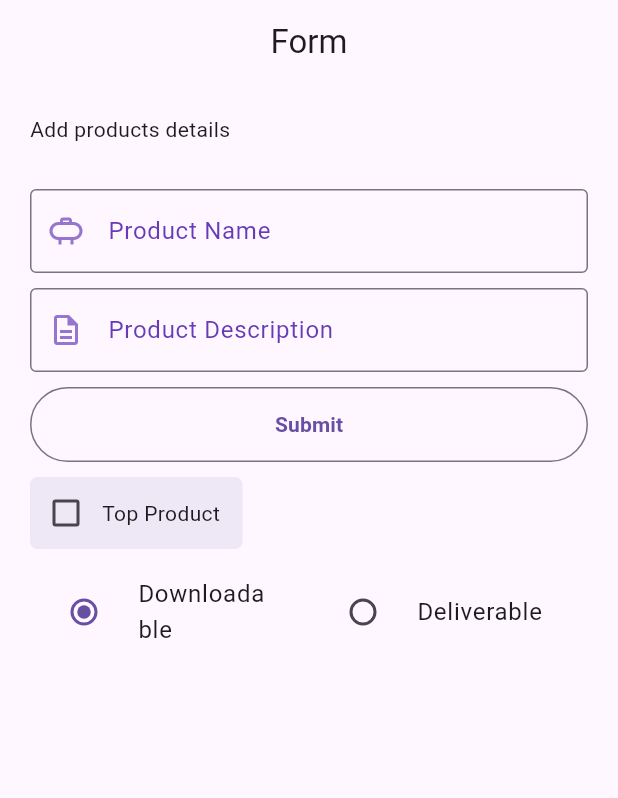
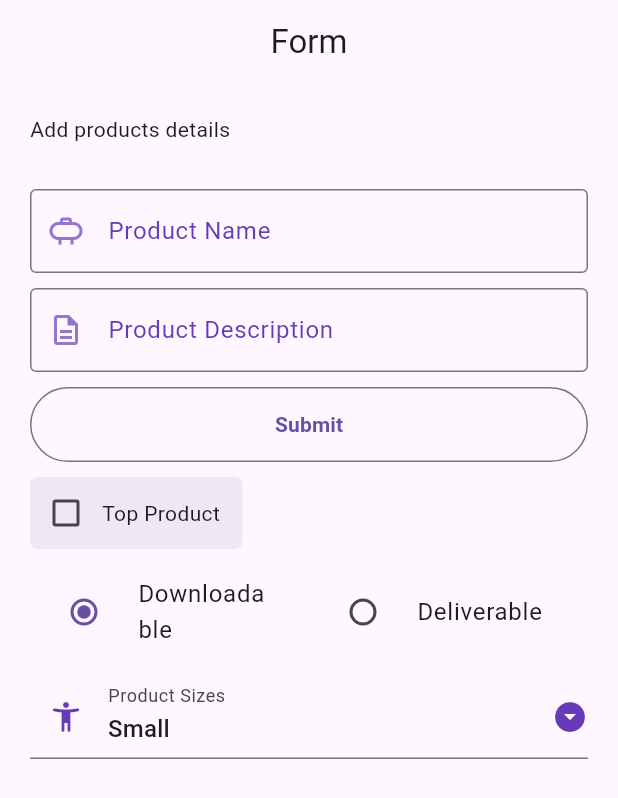
Before and after one commit to Alionit01/Flutter_Practice, a Flutter app: the screen it shows after launch, on a phone screen of 412 x 824 dp. Shown: the top 798 px of the screen. Run offline on Flutter 3.47's test engine with Material 3 defaults, Android fonts, the phone set to English and light mode, and no system bars.

Commit message:
implemented DropDown Button

```diff
--- a/practiseApps/firstApp/flutter_application_1/lib/forms.dart
+++ b/practiseApps/firstApp/flutter_application_1/lib/forms.dart
@@ -13,13 +13,13 @@ class MyForm extends StatefulWidget {
 class _MyFormState extends State<MyForm> {
   final _productController = TextEditingController();
   final _productDController = TextEditingController();
-
   bool? _listTileCheckBox = false;
   ProductTypeEnum _productTypeEnum = ProductTypeEnum.Downloadable; // Added default value
-
   final _productSizeList = ["Small", "Medium", "Large", "XLarge"];
 
-  _MyFormState(){
+  final _formKey = GlobalKey<FormState>();
+
+  _MyFormState() {
     _selectedVal = _productSizeList[0];
   }
 
@@ -42,6 +42,9 @@ class _MyFormState extends State<MyForm> {
           children: [
             const Text("Add products details"),
             SizedBox(height: 30.0),
+
+
+
             MyTextField(
               fieldName: 'Product Name',
               myController: _productController,
@@ -95,7 +98,31 @@ class _MyFormState extends State<MyForm> {
                 ),
               ],
             ),
-
+            SizedBox(height: 10.0),
+            DropdownButtonFormField(
+              value: _selectedVal,
+              items: _productSizeList
+                  .map((e) => DropdownMenuItem(child: Text(e), value: e))
+                  .toList(),
+              onChanged: (value) {
+                setState(() {
+                  _selectedVal = value;
+                });
+              },
+              icon: const Icon(
+                Icons.arrow_drop_down_circle,
+                color: Colors.deepPurple,
+              ),
+              dropdownColor: Colors.deepPurple.shade50,
+              decoration: InputDecoration(
+                labelText: "Product Sizes",
+                prefixIcon: Icon(
+                  Icons.accessibility_new_rounded,
+                  color: Colors.deepPurple,
+                ),
+                border: UnderlineInputBorder(),
+              ),
+            ),
           ],
         ),
       ),
@@ -154,11 +181,7 @@ class MyTextField extends StatelessWidget {
 }
 
 class MyCheckBox extends StatelessWidget {
-  const MyCheckBox({
-    super.key,
-    required this.value,
-    required this.onChanged,
-  });
+  const MyCheckBox({super.key, required this.value, required this.onChanged});
 
   final bool? value;
   final ValueChanged<bool?> onChanged;
```
